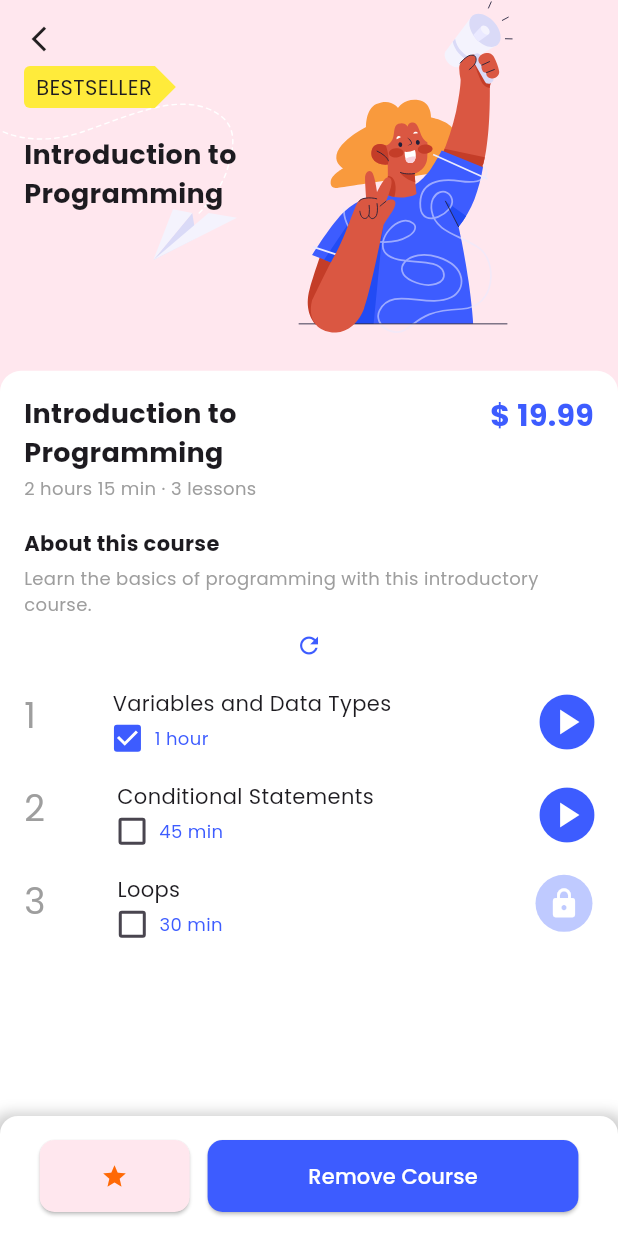
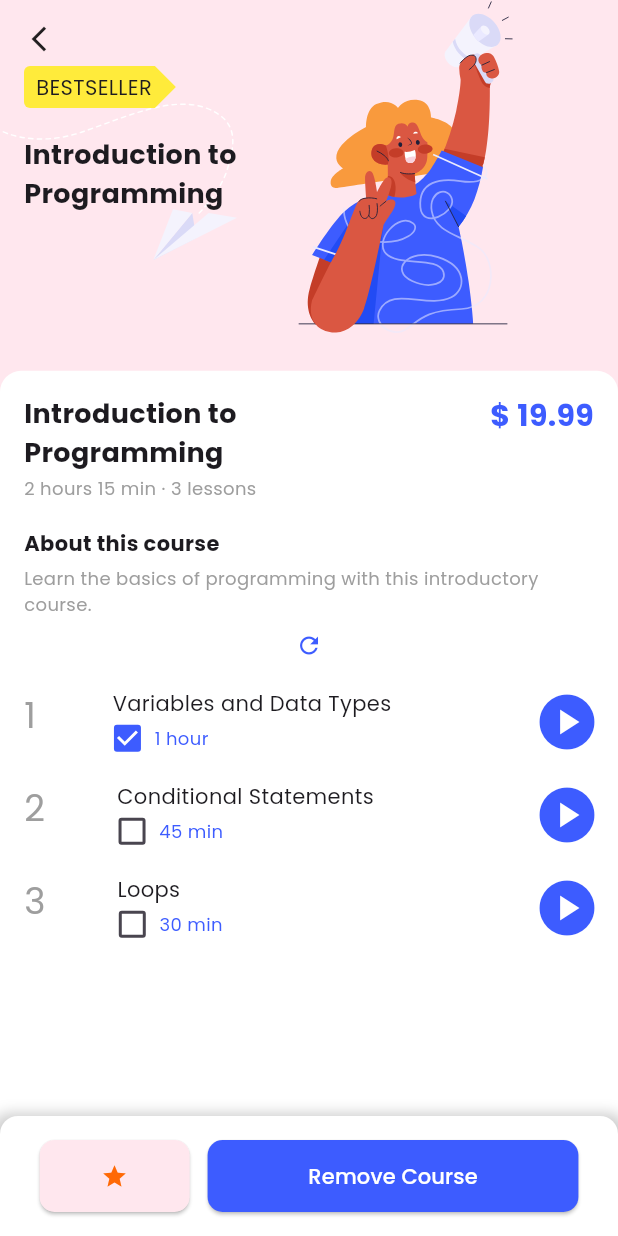
Before and after one commit to SemajCode/skill_harvest, a Flutter app: the SelectedCourse screen opened directly with empty values, after a tap on the "star border" icon, after a tap on "Buy Now", on a phone screen of 412 x 824 dp. Run offline on Flutter 3.47's test engine with Material 3 defaults, Android fonts, the phone set to English and light mode, and no system bars; our stand-ins replace animated_text_kit, flick_video_player, flutter_riverpod, flutter_svg, gap, hive and 2 more; accounts and stored records are empty.

Commit message:
refresh on state changes

```diff
--- a/lib/features/course/providers/course_provider.dart
+++ b/lib/features/course/providers/course_provider.dart
@@ -23,6 +23,7 @@ class CourseNotifier extends StateNotifier<List<Course>> {
       } else {}
       i += 1;
     }
+    state = [...state];
     courseBox.put(HiveConst.courseKey, state);
   }
 
@@ -36,6 +37,7 @@ class CourseNotifier extends StateNotifier<List<Course>> {
       }
       i += 1;
     }
+    state = [...state];
     courseBox.put(HiveConst.courseKey, state);
   }
 
@@ -48,6 +50,7 @@ class CourseNotifier extends StateNotifier<List<Course>> {
       lessons: newLessonList,
       isPaid: true,
     );
+    state = [...state];
     courseBox.put(HiveConst.courseKey, state);
   }
 
@@ -67,6 +70,7 @@ class CourseNotifier extends StateNotifier<List<Course>> {
     }
     state[courseIndex] =
         dummyCourses[dummyCourseIndex].copyWith(isFavorite: isFav);
+    state = [...state];
     courseBox.put(HiveConst.courseKey, state);
   }
 }
--- a/lib/features/course/providers/user_course_provider.dart
+++ b/lib/features/course/providers/user_course_provider.dart
@@ -25,6 +25,7 @@ class UserCourseNotifier extends StateNotifier<List<Course>> {
         } else {}
         i += 1;
       }
+      state = [...state];
       userCourseBox.put(HiveConst.userCourseKey, state);
     }
   }
@@ -39,6 +40,7 @@ class UserCourseNotifier extends StateNotifier<List<Course>> {
       }
       i += 1;
     }
+    state = [...state];
     userCourseBox.put(HiveConst.userCourseKey, state);
   }
 
@@ -65,6 +67,7 @@ class UserCourseNotifier extends StateNotifier<List<Course>> {
     } else {
       state = [course, ...state];
     }
+    state = [...state];
     userCourseBox.put(HiveConst.userCourseKey, state);
   }
 
--- a/lib/features/course/screens/selected_course.dart
+++ b/lib/features/course/screens/selected_course.dart
@@ -99,16 +99,11 @@ class _SelectedCourseState extends ConsumerState<SelectedCourse> {
                       course: selectedCourse,
                     ),
                     const Gap(10),
-                    Center(
-                      child: InkWell(
-                        onTap: () {
-                          setState(() {});
-                        },
-                        child: const Icon(
-                          Icons.refresh,
-                          color: Pallete.blueColor,
-                          size: 18,
-                        ),
+                    const Center(
+                      child: Icon(
+                        Icons.refresh,
+                        color: Pallete.blueColor,
+                        size: 18,
                       ),
                     ),
                     const Gap(12),
--- a/lib/features/course/widgets/course_action_buttons.dart
+++ b/lib/features/course/widgets/course_action_buttons.dart
@@ -28,7 +28,7 @@ class _CourseActionButtonsState extends ConsumerState<CourseActionButtons> {
     ref.read(courseProvider.notifier).toggleFavorite(course);
     ref.read(userCourseProvider.notifier).toggleFavorite(course);
 
-    setState(() {});
+    // setState(() {});
   }
 
   void buyCourse() {
@@ -37,7 +37,7 @@ class _CourseActionButtonsState extends ConsumerState<CourseActionButtons> {
     final paidCourse = ref.read(courseProvider)[widget.courseIndex];
 
     ref.read(userCourseProvider.notifier).addCourse(paidCourse);
-    setState(() {});
+    // setState(() {});
   }
 
   void removeCourse(Course course, bool isUserCourse) {
```
Also changed, not shown: lib/features/course/screens/user_courses.dart (+1 -8 lines).
